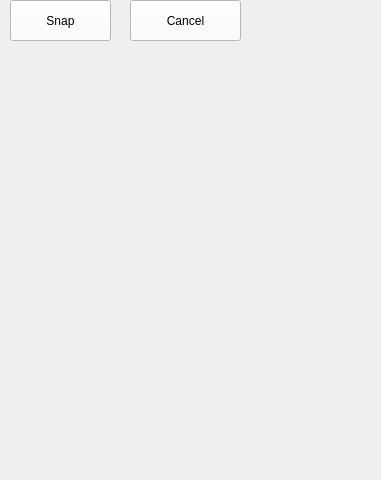
First picture: the form in src/qt/forms/snapwidget.ui, repository WhitecoinCore/whitecoin, before the edit.
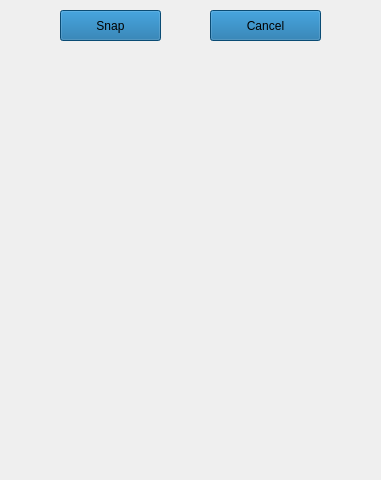
Second picture: the form after the edit. Icons and pictures are not drawn.

Commit message: modify the QR Scanning interface

```diff
--- a/src/qt/forms/snapwidget.ui
+++ b/src/qt/forms/snapwidget.ui
@@ -22,433 +22,21 @@
   <widget class="QPushButton" name="cancelButton">
    <property name="geometry">
     <rect>
-     <x>130</x>
-     <y>0</y>
+     <x>210</x>
+     <y>10</y>
      <width>111</width>
-     <height>41</height>
+     <height>31</height>
     </rect>
    </property>
-   <property name="palette">
-    <palette>
-     <active>
-      <colorrole role="WindowText">
-       <brush brushstyle="SolidPattern">
-        <color alpha="255">
-         <red>0</red>
-         <green>0</green>
-         <blue>0</blue>
-        </color>
-       </brush>
-      </colorrole>
-      <colorrole role="Button">
-       <brush brushstyle="SolidPattern">
-        <color alpha="255">
-         <red>255</red>
-         <green>255</green>
-         <blue>255</blue>
-        </color>
-       </brush>
-      </colorrole>
-      <colorrole role="Light">
-       <brush brushstyle="SolidPattern">
-        <color alpha="255">
-         <red>255</red>
-         <green>255</green>
-         <blue>255</blue>
-        </color>
-       </brush>
-      </colorrole>
-      <colorrole role="Midlight">
-       <brush brushstyle="SolidPattern">
-        <color alpha="255">
-         <red>255</red>
-         <green>255</green>
-         <blue>255</blue>
-        </color>
-       </brush>
-      </colorrole>
-      <colorrole role="Dark">
-       <brush brushstyle="SolidPattern">
-        <color alpha="255">
-         <red>127</red>
-         <green>127</green>
-         <blue>127</blue>
-        </color>
-       </brush>
-      </colorrole>
-      <colorrole role="Mid">
-       <brush brushstyle="SolidPattern">
-        <color alpha="255">
-         <red>170</red>
-         <green>170</green>
-         <blue>170</blue>
-        </color>
-       </brush>
-      </colorrole>
-      <colorrole role="Text">
-       <brush brushstyle="SolidPattern">
-        <color alpha="255">
-         <red>0</red>
-         <green>0</green>
-         <blue>0</blue>
-        </color>
-       </brush>
-      </colorrole>
-      <colorrole role="BrightText">
-       <brush brushstyle="SolidPattern">
-        <color alpha="255">
-         <red>255</red>
-         <green>255</green>
-         <blue>255</blue>
-        </color>
-       </brush>
-      </colorrole>
-      <colorrole role="ButtonText">
-       <brush brushstyle="SolidPattern">
-        <color alpha="255">
-         <red>0</red>
-         <green>0</green>
-         <blue>0</blue>
-        </color>
-       </brush>
-      </colorrole>
-      <colorrole role="Base">
-       <brush brushstyle="SolidPattern">
-        <color alpha="255">
-         <red>255</red>
-         <green>255</green>
-         <blue>255</blue>
-        </color>
-       </brush>
-      </colorrole>
-      <colorrole role="Window">
-       <brush brushstyle="SolidPattern">
-        <color alpha="255">
-         <red>255</red>
-         <green>255</green>
-         <blue>255</blue>
-        </color>
-       </brush>
-      </colorrole>
-      <colorrole role="Shadow">
-       <brush brushstyle="SolidPattern">
-        <color alpha="255">
-         <red>0</red>
-         <green>0</green>
-         <blue>0</blue>
-        </color>
-       </brush>
-      </colorrole>
-      <colorrole role="AlternateBase">
-       <brush brushstyle="SolidPattern">
-        <color alpha="255">
-         <red>255</red>
-         <green>255</green>
-         <blue>255</blue>
-        </color>
-       </brush>
-      </colorrole>
-      <colorrole role="ToolTipBase">
-       <brush brushstyle="SolidPattern">
-        <color alpha="255">
-         <red>255</red>
-         <green>255</green>
-         <blue>220</blue>
-        </color>
-       </brush>
-      </colorrole>
-      <colorrole role="ToolTipText">
-       <brush brushstyle="SolidPattern">
-        <color alpha="255">
-         <red>0</red>
-         <green>0</green>
-         <blue>0</blue>
-        </color>
-       </brush>
-      </colorrole>
-     </active>
-     <inactive>
-      <colorrole role="WindowText">
-       <brush brushstyle="SolidPattern">
-        <color alpha="255">
-         <red>0</red>
-         <green>0</green>
-         <blue>0</blue>
-        </color>
-       </brush>
-      </colorrole>
-      <colorrole role="Button">
-       <brush brushstyle="SolidPattern">
-        <color alpha="255">
-         <red>255</red>
-         <green>255</green>
-         <blue>255</blue>
-        </color>
-       </brush>
-      </colorrole>
-      <colorrole role="Light">
-       <brush brushstyle="SolidPattern">
-        <color alpha="255">
-         <red>255</red>
-         <green>255</green>
-         <blue>255</blue>
-        </color>
-       </brush>
-      </colorrole>
-      <colorrole role="Midlight">
-       <brush brushstyle="SolidPattern">
-        <color alpha="255">
-         <red>255</red>
-         <green>255</green>
-         <blue>255</blue>
-        </color>
-       </brush>
-      </colorrole>
-      <colorrole role="Dark">
-       <brush brushstyle="SolidPattern">
-        <color alpha="255">
-         <red>127</red>
-         <green>127</green>
-         <blue>127</blue>
-        </color>
-       </brush>
-      </colorrole>
-      <colorrole role="Mid">
-       <brush brushstyle="SolidPattern">
-        <color alpha="255">
-         <red>170</red>
-         <green>170</green>
-         <blue>170</blue>
-        </color>
-       </brush>
-      </colorrole>
-      <colorrole role="Text">
-       <brush brushstyle="SolidPattern">
-        <color alpha="255">
-         <red>0</red>
-         <green>0</green>
-         <blue>0</blue>
-        </color>
-       </brush>
-      </colorrole>
-      <colorrole role="BrightText">
-       <brush brushstyle="SolidPattern">
-        <color alpha="255">
-         <red>255</red>
-         <green>255</green>
-         <blue>255</blue>
-        </color>
-       </brush>
-      </colorrole>
-      <colorrole role="ButtonText">
-       <brush brushstyle="SolidPattern">
-        <color alpha="255">
-         <red>0</red>
-         <green>0</green>
-         <blue>0</blue>
-        </color>
-       </brush>
-      </colorrole>
-      <colorrole role="Base">
-       <brush brushstyle="SolidPattern">
-        <color alpha="255">
-         <red>255</red>
-         <green>255</green>
-         <blue>255</blue>
-        </color>
-       </brush>
-      </colorrole>
-      <colorrole role="Window">
-       <brush brushstyle="SolidPattern">
-        <color alpha="255">
-         <red>255</red>
-         <green>255</green>
-         <blue>255</blue>
-        </color>
-       </brush>
-      </colorrole>
-      <colorrole role="Shadow">
-       <brush brushstyle="SolidPattern">
-        <color alpha="255">
-         <red>0</red>
-         <green>0</green>
-         <blue>0</blue>
-        </color>
-       </brush>
-      </colorrole>
-      <colorrole role="AlternateBase">
-       <brush brushstyle="SolidPattern">
-        <color alpha="255">
-         <red>255</red>
-         <green>255</green>
-         <blue>255</blue>
-        </color>
-       </brush>
-      </colorrole>
-      <colorrole role="ToolTipBase">
-       <brush brushstyle="SolidPattern">
-        <color alpha="255">
-         <red>255</red>
-         <green>255</green>
-         <blue>220</blue>
-        </color>
-       </brush>
-      </colorrole>
-      <colorrole role="ToolTipText">
-       <brush brushstyle="SolidPattern">
-        <color alpha="255">
-         <red>0</red>
-         <green>0</green>
-         <blue>0</blue>
-        </color>
-       </brush>
-      </colorrole>
-     </inactive>
-     <disabled>
-      <colorrole role="WindowText">
-       <brush brushstyle="SolidPattern">
-        <color alpha="255">
-         <red>127</red>
-         <green>127</green>
-         <blue>127</blue>
-        </color>
-       </brush>
-      </colorrole>
-      <colorrole role="Button">
-       <brush brushstyle="SolidPattern">
-        <color alpha="255">
-         <red>255</red>
-         <green>255</green>
-         <blue>255</blue>
-        </color>
-       </brush>
-      </colorrole>
-      <colorrole role="Light">
-       <brush brushstyle="SolidPattern">
-        <color alpha="255">
-         <red>255</red>
-         <green>255</green>
-         <blue>255</blue>
-        </color>
-       </brush>
-      </colorrole>
-      <colorrole role="Midlight">
-       <brush brushstyle="SolidPattern">
-        <color alpha="255">
-         <red>255</red>
-         <green>255</green>
-         <blue>255</blue>
-        </color>
-       </brush>
-      </colorrole>
-      <colorrole role="Dark">
-       <brush brushstyle="SolidPattern">
-        <color alpha="255">
-         <red>127</red>
-         <green>127</green>
-         <blue>127</blue>
-        </color>
-       </brush>
-      </colorrole>
-      <colorrole role="Mid">
-       <brush brushstyle="SolidPattern">
-        <color alpha="255">
-         <red>170</red>
-         <green>170</green>
-         <blue>170</blue>
-        </color>
-       </brush>
-      </colorrole>
-      <colorrole role="Text">
-       <brush brushstyle="SolidPattern">
-        <color alpha="255">
-         <red>127</red>
-         <green>127</green>
-         <blue>127</blue>
-        </color>
-       </brush>
-      </colorrole>
-      <colorrole role="BrightText">
-       <brush brushstyle="SolidPattern">
-        <color alpha="255">
-         <red>255</red>
-         <green>255</green>
-         <blue>255</blue>
-        </color>
-       </brush>
-      </colorrole>
-      <colorrole role="ButtonText">
-       <brush brushstyle="SolidPattern">
-        <color alpha="255">
-         <red>127</red>
-         <green>127</green>
-         <blue>127</blue>
-        </color>
-       </brush>
-      </colorrole>
-      <colorrole role="Base">
-       <brush brushstyle="SolidPattern">
-        <color alpha="255">
-         <red>255</red>
-         <green>255</green>
-         <blue>255</blue>
-        </color>
-       </brush>
-      </colorrole>
-      <colorrole role="Window">
-       <brush brushstyle="SolidPattern">
-        <color alpha="255">
-         <red>255</red>
-         <green>255</green>
-         <blue>255</blue>
-        </color>
-       </brush>
-      </colorrole>
-      <colorrole role="Shadow">
-       <brush brushstyle="SolidPattern">
-        <color alpha="255">
-         <red>0</red>
-         <green>0</green>
-         <blue>0</blue>
-        </color>
-       </brush>
-      </colorrole>
-      <colorrole role="AlternateBase">
-       <brush brushstyle="SolidPattern">
-        <color alpha="255">
-         <red>255</red>
-         <green>255</green>
-         <blue>255</blue>
-        </color>
-       </brush>
-      </colorrole>
-      <colorrole role="ToolTipBase">
-       <brush brushstyle="SolidPattern">
-        <color alpha="255">
-         <red>255</red>
-         <green>255</green>
-         <blue>220</blue>
-        </color>
-       </brush>
-      </colorrole>
-      <colorrole role="ToolTipText">
-       <brush brushstyle="SolidPattern">
-        <color alpha="255">
-         <red>0</red>
-         <green>0</green>
-         <blue>0</blue>
-        </color>
-       </brush>
-      </colorrole>
-     </disabled>
-    </palette>
-   </property>
    <property name="focusPolicy">
     <enum>Qt::NoFocus</enum>
    </property>
    <property name="contextMenuPolicy">
     <enum>Qt::NoContextMenu</enum>
    </property>
+   <property name="styleSheet">
+    <string notr="true">background-color: rgb(14, 105, 162);</string>
+   </property>
    <property name="text">
     <string>Cancel</string>
    </property>
@@ -460,10 +48,10 @@
   <widget class="QPushButton" name="snapButton">
    <property name="geometry">
     <rect>
-     <x>10</x>
-     <y>0</y>
+     <x>60</x>
+     <y>10</y>
      <width>101</width>
-     <height>41</height>
+     <height>31</height>
     </rect>
    </property>
    <property name="palette">
@@ -481,9 +69,9 @@
       <colorrole role="Button">
        <brush brushstyle="SolidPattern">
         <color alpha="255">
-         <red>255</red>
-         <green>255</green>
-         <blue>255</blue>
+         <red>14</red>
+         <green>105</green>
+         <blue>162</blue>
         </color>
        </brush>
       </colorrole>
@@ -553,18 +141,18 @@
       <colorrole role="Base">
        <brush brushstyle="SolidPattern">
         <color alpha="255">
-         <red>255</red>
-         <green>255</green>
-         <blue>255</blue>
+         <red>14</red>
+         <green>105</green>
+         <blue>162</blue>
         </color>
        </brush>
       </colorrole>
       <colorrole role="Window">
        <brush brushstyle="SolidPattern">
         <color alpha="255">
-         <red>255</red>
-         <green>255</green>
-         <blue>255</blue>
+         <red>14</red>
+         <green>105</green>
+         <blue>162</blue>
         </color>
        </brush>
       </colorrole>
@@ -618,9 +206,9 @@
       <colorrole role="Button">
        <brush brushstyle="SolidPattern">
         <color alpha="255">
-         <red>255</red>
-         <green>255</green>
-         <blue>255</blue>
+         <red>14</red>
+         <green>105</green>
+         <blue>162</blue>
         </color>
        </brush>
       </colorrole>
@@ -690,18 +278,18 @@
       <colorrole role="Base">
        <brush brushstyle="SolidPattern">
         <color alpha="255">
-         <red>255</red>
-         <green>255</green>
-         <blue>255</blue>
+         <red>14</red>
+         <green>105</green>
+         <blue>162</blue>
         </color>
        </brush>
       </colorrole>
       <colorrole role="Window">
        <brush brushstyle="SolidPattern">
         <color alpha="255">
-         <red>255</red>
-         <green>255</green>
-         <blue>255</blue>
+         <red>14</red>
+         <green>105</green>
+         <blue>162</blue>
         </color>
        </brush>
       </colorrole>
@@ -755,9 +343,9 @@
       <colorrole role="Button">
        <brush brushstyle="SolidPattern">
         <color alpha="255">
-         <red>255</red>
-         <green>255</green>
-         <blue>255</blue>
+         <red>14</red>
+         <green>105</green>
+         <blue>162</blue>
         </color>
        </brush>
       </colorrole>
@@ -827,18 +415,18 @@
       <colorrole role="Base">
        <brush brushstyle="SolidPattern">
         <color alpha="255">
-         <red>255</red>
-         <green>255</green>
-         <blue>255</blue>
+         <red>14</red>
+         <green>105</green>
+         <blue>162</blue>
         </color>
        </brush>
       </colorrole>
       <colorrole role="Window">
        <brush brushstyle="SolidPattern">
         <color alpha="255">
-         <red>255</red>
-         <green>255</green>
-         <blue>255</blue>
+         <red>14</red>
+         <green>105</green>
+         <blue>162</blue>
         </color>
        </brush>
       </colorrole>
@@ -881,6 +469,9 @@
      </disabled>
     </palette>
    </property>
+   <property name="styleSheet">
+    <string notr="true">background-color: rgb(14, 105, 162);</string>
+   </property>
    <property name="text">
     <string>Snap</string>
    </property>
```
Left out of the diff: 8 changed lines with no effect on the pictures. The commit also changes 1 other file.
